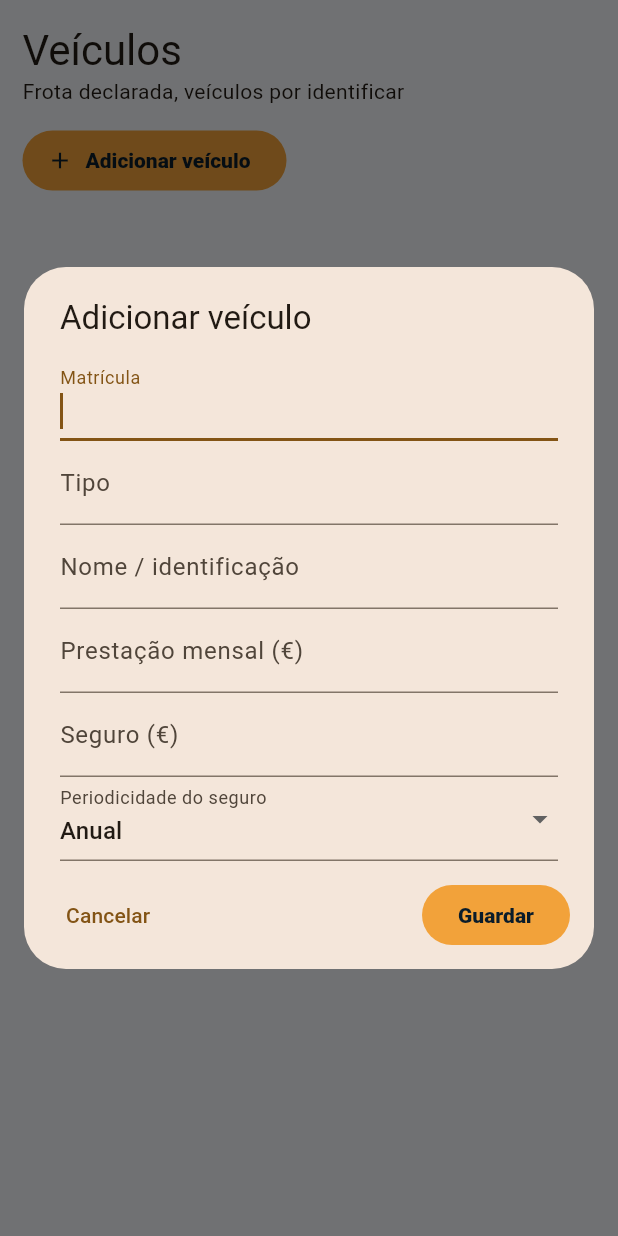
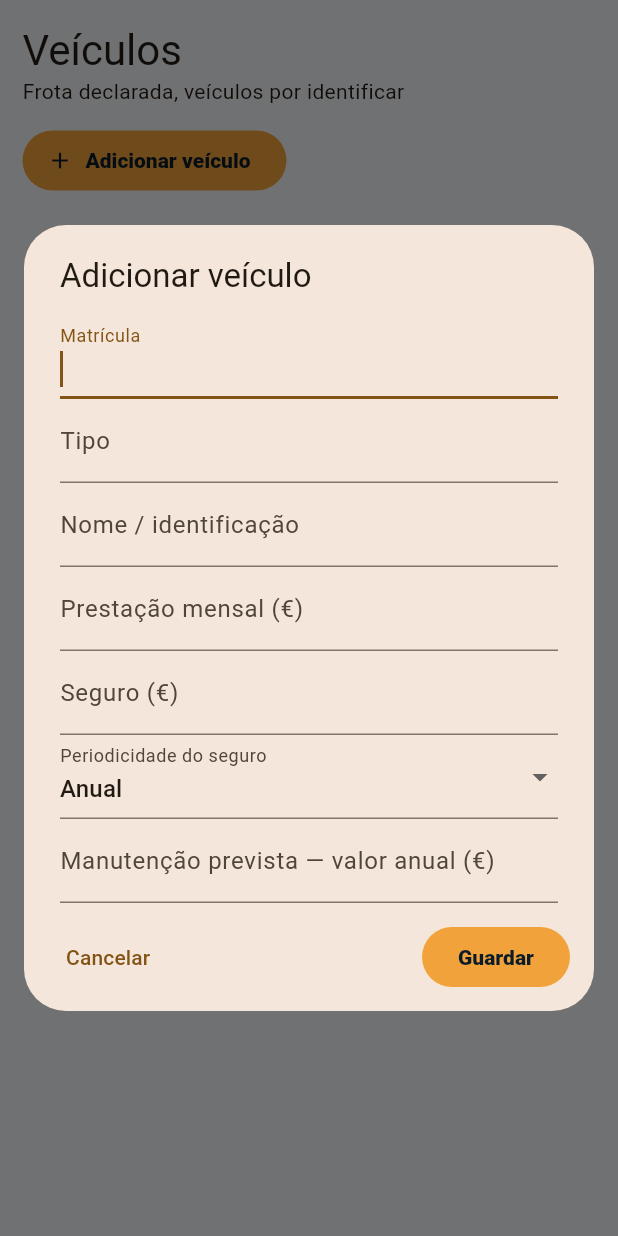
Before and after one commit to DecisaoDigital/punho, a Flutter app: the VehiclesPage screen opened directly, after a tap on "Adicionar veículo", on a phone screen of 412 x 824 dp. Run offline on Flutter 3.47's test engine with Material 3 defaults, Android fonts, the phone set to English and light mode, and no system bars; our stand-ins replace device_info_plus, file_picker, flutter_riverpod, flutter_secure_storage, image_picker, local_auth and 3 more; missing offline and left inert: google_mlkit_barcode_scanning; accounts and stored records are empty.

Commit message:
feat(veiculos): mostra custo total e acrescenta manutenção anual prevista
O ecrã mostrava só a prestação, sem somar seguro nem manutenção — um
gestor lia "385 €" e pensava que era o custo todo do veículo. Agora
mostra "Custo: X €/mês" já com os três somados, e há campo novo para a
manutenção prevista (valor anual, dividido por 12 no cálculo, tal como
o seguro).

Co-Authored-By: Claude Sonnet 5 <noreply@anthropic.com>

```diff
--- a/lib/data/repositories/operation_repository.dart
+++ b/lib/data/repositories/operation_repository.dart
@@ -999,6 +999,7 @@ class PersistentOperationRepository extends LocalDemoOperationRepository {
     'monthlyPaymentCents': item.monthlyPaymentCents,
     'insuranceCents': item.insuranceCents,
     'insuranceFrequency': item.insuranceFrequency?.name,
+    'maintenanceCents': item.maintenanceCents,
     'notes': item.notes,
     'archived': item.archived,
   };
@@ -1014,6 +1015,7 @@ class PersistentOperationRepository extends LocalDemoOperationRepository {
     insuranceFrequency: _nullableString(data['insuranceFrequency']) == null
         ? null
         : InsuranceFrequency.values.byName(_string(data, 'insuranceFrequency')),
+    maintenanceCents: _nullableInt(data['maintenanceCents']),
     notes: _string(data, 'notes'),
     archived: _bool(data, 'archived'),
   );
--- a/lib/domain/models/workforce.dart
+++ b/lib/domain/models/workforce.dart
@@ -152,6 +152,7 @@ class Vehicle {
     this.monthlyPaymentCents,
     this.insuranceCents,
     this.insuranceFrequency,
+    this.maintenanceCents,
     this.notes = '',
     this.archived = false,
   });
@@ -160,6 +161,11 @@ class Vehicle {
   final VehicleStatus status;
   final int? monthlyPaymentCents, insuranceCents;
   final InsuranceFrequency? insuranceFrequency;
+
+  /// Manutenção prevista, valor **anual** — mesma unidade em que o Cesar pensa
+  /// nela ("quanto vou gastar de manutenção este ano"), convertida para mensal
+  /// só no cálculo do custo da frota, tal como o seguro anual.
+  final int? maintenanceCents;
   final bool archived;
 
   /// Os campos opcionais usam o sentinela [_naoMexer] em vez de `null`, para
@@ -175,6 +181,7 @@ class Vehicle {
     Object? monthlyPaymentCents = _naoMexer,
     Object? insuranceCents = _naoMexer,
     Object? insuranceFrequency = _naoMexer,
+    Object? maintenanceCents = _naoMexer,
     String? notes,
     bool? archived,
   }) => Vehicle(
@@ -192,6 +199,9 @@ class Vehicle {
     insuranceFrequency: insuranceFrequency == _naoMexer
         ? this.insuranceFrequency
         : insuranceFrequency as InsuranceFrequency?,
+    maintenanceCents: maintenanceCents == _naoMexer
+        ? this.maintenanceCents
+        : maintenanceCents as int?,
     notes: notes ?? this.notes,
     archived: archived ?? this.archived,
   );
@@ -226,5 +236,9 @@ int? monthlyInsuranceCost(Vehicle v) =>
         InsuranceFrequency.semiannual => v.insuranceCents! ~/ 6,
         InsuranceFrequency.annual => v.insuranceCents! ~/ 12,
       };
+int? monthlyMaintenanceCost(Vehicle v) =>
+    v.maintenanceCents == null ? null : v.maintenanceCents! ~/ 12;
 int monthlyFleetCost(Vehicle v) =>
-    (v.monthlyPaymentCents ?? 0) + (monthlyInsuranceCost(v) ?? 0);
+    (v.monthlyPaymentCents ?? 0) +
+    (monthlyInsuranceCost(v) ?? 0) +
+    (monthlyMaintenanceCost(v) ?? 0);
--- a/lib/features/workforce/presentation/workforce_pages.dart
+++ b/lib/features/workforce/presentation/workforce_pages.dart
@@ -469,10 +469,7 @@ class _FormularioDeColaboradorState extends State<_FormularioDeColaborador> {
         // era exactamente isto que `(double.tryParse(...) ?? 0)` fazia com
         // "1.500,00" (separador de milhar): lia até ao primeiro erro e
         // inventava zero.
-        final erroDeCusto = _erroDeValorOpcional(
-          'o custo estimado',
-          cost.text,
-        );
+        final erroDeCusto = _erroDeValorOpcional('o custo estimado', cost.text);
         if (erroDeCusto != null) {
           setState(() => erro = erroDeCusto);
           return;
@@ -730,7 +727,7 @@ class VehiclesPage extends ConsumerWidget {
                         onTap: () => _vehicleDialog(context, ref, v),
                         title: Text(v.plate),
                         subtitle: Text(
-                          '${v.type} · ${(monthlyFleetCost(v) / 100).toStringAsFixed(2)} €/mês',
+                          '${v.type} · Custo: ${(monthlyFleetCost(v) / 100).toStringAsFixed(2)} €/mês',
                         ),
                         trailing: Wrap(
                           crossAxisAlignment: WrapCrossAlignment.center,
@@ -841,6 +838,9 @@ class _FormularioDeVeiculoState extends State<_FormularioDeVeiculo> {
   );
   late var insuranceFrequency =
       current?.insuranceFrequency ?? InsuranceFrequency.annual;
+  late final maintenance = TextEditingController(
+    text: textoDeCents(current?.maintenanceCents),
+  );
 
   /// Mensagem mostrada dentro do diálogo, como no de colaborador — não num
   /// `SnackBar`, que nasce debaixo do teclado num telemóvel deitado.
@@ -853,6 +853,7 @@ class _FormularioDeVeiculoState extends State<_FormularioDeVeiculo> {
     alias.dispose();
     monthlyPayment.dispose();
     insurance.dispose();
+    maintenance.dispose();
     super.dispose();
   }
 
@@ -914,6 +915,13 @@ class _FormularioDeVeiculoState extends State<_FormularioDeVeiculo> {
             ],
             onChanged: (value) => setState(() => insuranceFrequency = value!),
           ),
+          TextField(
+            controller: maintenance,
+            keyboardType: const TextInputType.numberWithOptions(decimal: true),
+            decoration: const InputDecoration(
+              labelText: 'Manutenção prevista — valor anual (€)',
+            ),
+          ),
         ],
       ),
       aviso: erro,
@@ -925,15 +933,19 @@ class _FormularioDeVeiculoState extends State<_FormularioDeVeiculo> {
           setState(() => erro = 'Indica a matrícula do veículo.');
           return;
         }
-        // Prestação e seguro são opcionais (ficam "por apurar" em branco),
-        // mas texto ilegível — "1.500.00" com dois pontos, letras — recusa a
-        // gravação em vez de virar zero calado.
+        // Prestação, seguro e manutenção são opcionais (ficam "por apurar" em
+        // branco), mas texto ilegível — "1.500.00" com dois pontos, letras —
+        // recusa a gravação em vez de virar zero calado.
         final erroDaPrestacao = _erroDeValorOpcional(
           'a prestação mensal',
           monthlyPayment.text,
         );
         final erroDoSeguro = _erroDeValorOpcional('o seguro', insurance.text);
-        final erroDeValor = erroDaPrestacao ?? erroDoSeguro;
+        final erroDaManutencao = _erroDeValorOpcional(
+          'a manutenção prevista',
+          maintenance.text,
+        );
+        final erroDeValor = erroDaPrestacao ?? erroDoSeguro ?? erroDaManutencao;
         if (erroDeValor != null) {
           setState(() => erro = erroDeValor);
           return;
@@ -941,6 +953,7 @@ class _FormularioDeVeiculoState extends State<_FormularioDeVeiculo> {
         final anterior = current;
         final prestacaoCents = centsDeTexto(monthlyPayment.text);
         final seguroCents = centsDeTexto(insurance.text);
+        final manutencaoCents = centsDeTexto(maintenance.text);
         // A editar mantém-se o mesmo id e passa-se por copyWith: construir um
         // Vehicle novo criava um segundo registo e deixava o antigo na lista.
         widget.notifier.saveVehicle(
@@ -954,6 +967,7 @@ class _FormularioDeVeiculoState extends State<_FormularioDeVeiculo> {
                   insuranceFrequency: insurance.text.trim().isEmpty
                       ? null
                       : insuranceFrequency,
+                  maintenanceCents: manutencaoCents,
                 )
               : Vehicle(
                   id: 'v${DateTime.now().microsecondsSinceEpoch}',
@@ -966,6 +980,7 @@ class _FormularioDeVeiculoState extends State<_FormularioDeVeiculo> {
                   insuranceFrequency: insurance.text.trim().isEmpty
                       ? null
                       : insuranceFrequency,
+                  maintenanceCents: manutencaoCents,
                 ),
         );
         Navigator.pop(context);
```
